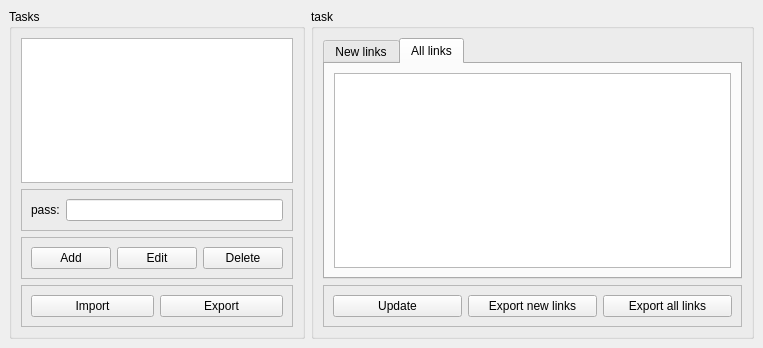
st3meer/rvt_project, file SScraper/ui/mainwindow.ui: the form before one commit.
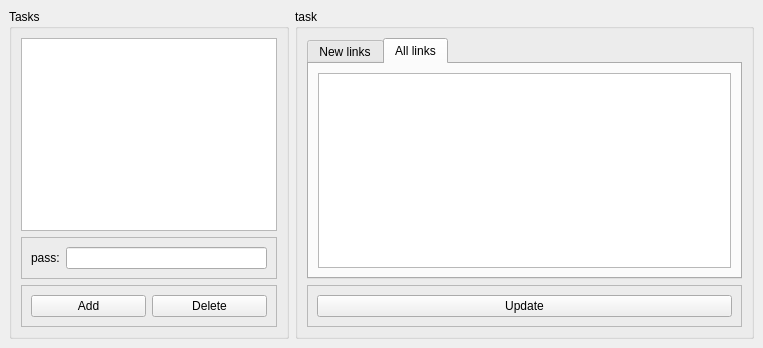
The form after the commit.

```diff
--- a/SScraper/ui/mainwindow.ui
+++ b/SScraper/ui/mainwindow.ui
@@ -37,13 +37,6 @@
             </property>
            </widget>
           </item>
-          <item>
-           <widget class="QPushButton" name="edit_task_button">
-            <property name="text">
-             <string>Edit</string>
-            </property>
-           </widget>
-          </item>
           <item>
            <widget class="QPushButton" name="delete_task_button">
             <property name="text">
@@ -54,32 +47,6 @@
          </layout>
         </widget>
        </item>
-       <item row="3" column="0">
-        <widget class="QFrame" name="frame_2">
-         <property name="frameShape">
-          <enum>QFrame::StyledPanel</enum>
-         </property>
-         <property name="frameShadow">
-          <enum>QFrame::Raised</enum>
-         </property>
-         <layout class="QHBoxLayout" name="horizontalLayout_2">
-          <item>
-           <widget class="QPushButton" name="import_button">
-            <property name="text">
-             <string>Import</string>
-            </property>
-           </widget>
-          </item>
-          <item>
-           <widget class="QPushButton" name="export_button">
-            <property name="text">
-             <string>Export</string>
-            </property>
-           </widget>
-          </item>
-         </layout>
-        </widget>
-       </item>
        <item row="0" column="0">
         <widget class="QListWidget" name="task_list"/>
        </item>
@@ -130,20 +97,6 @@
             </property>
            </widget>
           </item>
-          <item>
-           <widget class="QPushButton" name="export_new">
-            <property name="text">
-             <string>Export new links</string>
-            </property>
-           </widget>
-          </item>
-          <item>
-           <widget class="QPushButton" name="export_all">
-            <property name="text">
-             <string>Export all links</string>
-            </property>
-           </widget>
-          </item>
          </layout>
         </widget>
        </item>
```
